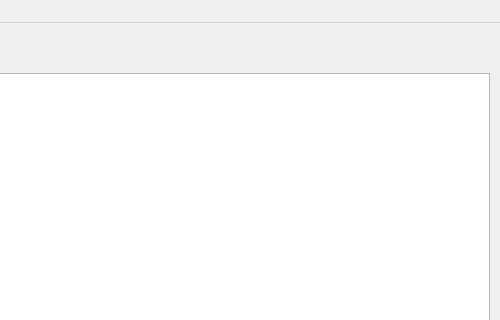
Old version of the form mainwindow.ui in the repository Autor727/excel; both pictures show x 300 to 800 and y 0 to 320 of the 800 by 600 pixel window.
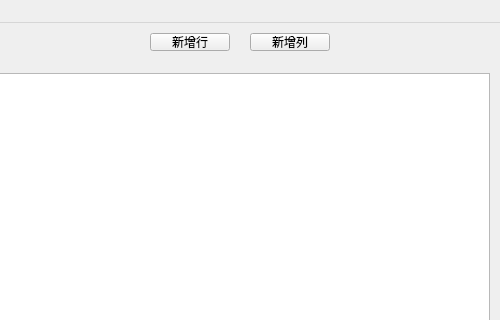
New version of the form.

What changed in the file:
```diff
--- a/mainwindow.ui
+++ b/mainwindow.ui
@@ -24,6 +24,32 @@
      </rect>
     </property>
    </widget>
+   <widget class="QPushButton" name="pushButton">
+    <property name="geometry">
+     <rect>
+      <x>450</x>
+      <y>10</y>
+      <width>80</width>
+      <height>18</height>
+     </rect>
+    </property>
+    <property name="text">
+     <string>新增行</string>
+    </property>
+   </widget>
+   <widget class="QPushButton" name="pushButton_2">
+    <property name="geometry">
+     <rect>
+      <x>550</x>
+      <y>10</y>
+      <width>80</width>
+      <height>18</height>
+     </rect>
+    </property>
+    <property name="text">
+     <string>新增列</string>
+    </property>
+   </widget>
   </widget>
   <widget class="QMenuBar" name="menubar">
    <property name="geometry">
```
